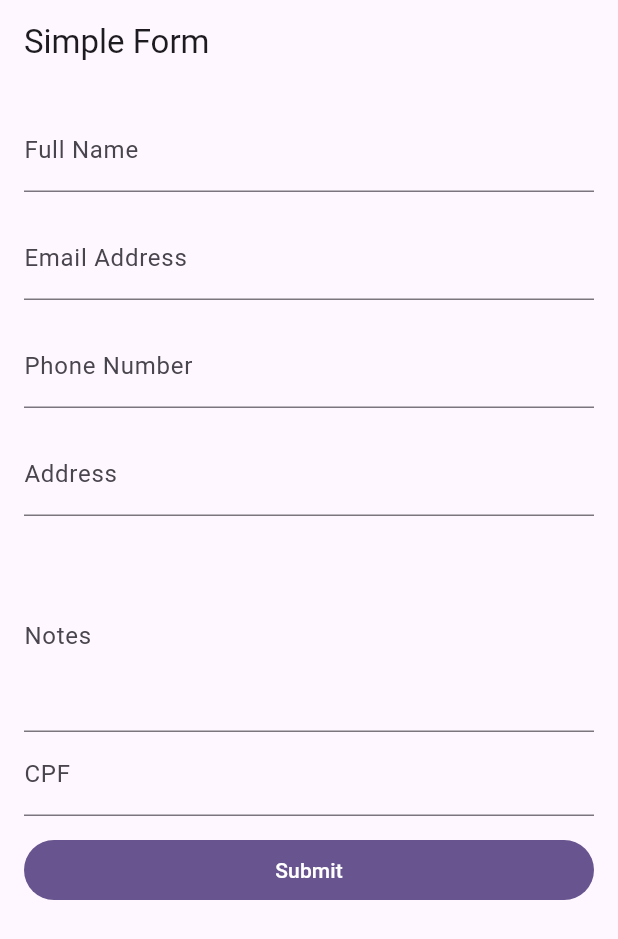
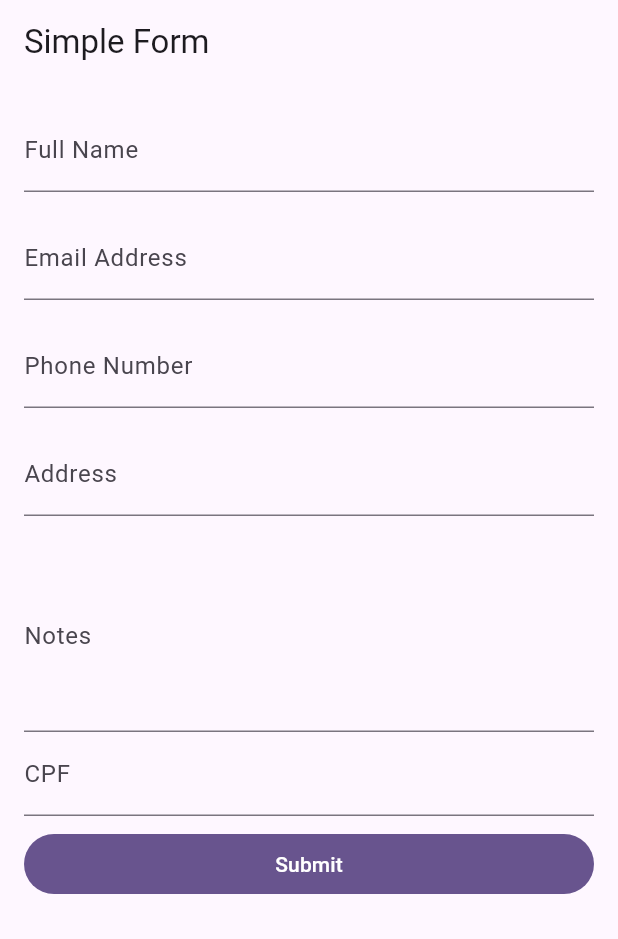
Before and after one commit to carlosbatistadev/fancy_form, a Flutter app: the screen it shows after launch, on a phone screen of 412 x 824 dp. Shown: the top 939 px of the screen. Run offline on Flutter 3.47's test engine with Material 3 defaults, Android fonts, the phone set to English and light mode, and no system bars; our stand-ins replace mask_text_input_formatter.

Commit message:
changed: spacing

```diff
--- a/example/lib/main.dart
+++ b/example/lib/main.dart
@@ -110,7 +110,7 @@ class _SimpleFormScreenState extends State<SimpleFormScreen> {
                 ),
               ),
               SizedBox(
-                height: 12,
+                height: 8,
               ),
               FilledButton(
                 onPressed: () {
```
